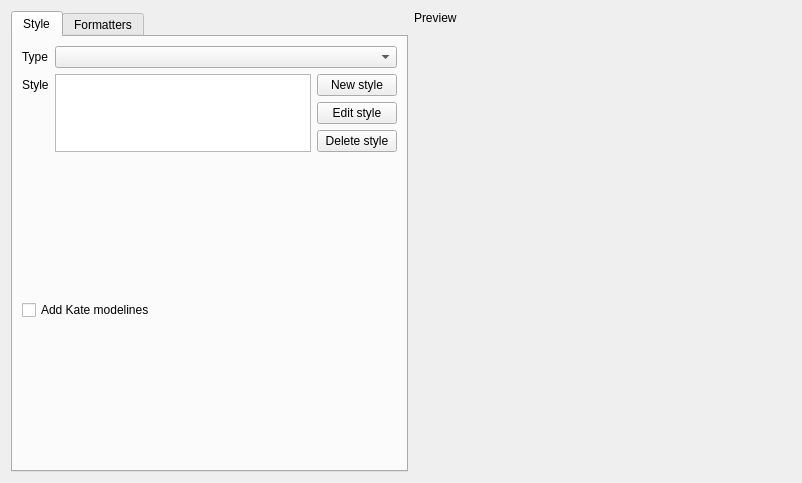
Old version of the form plugins/sourceformatter/sourceformattersettings.ui in the repository KDE/kdevelop.
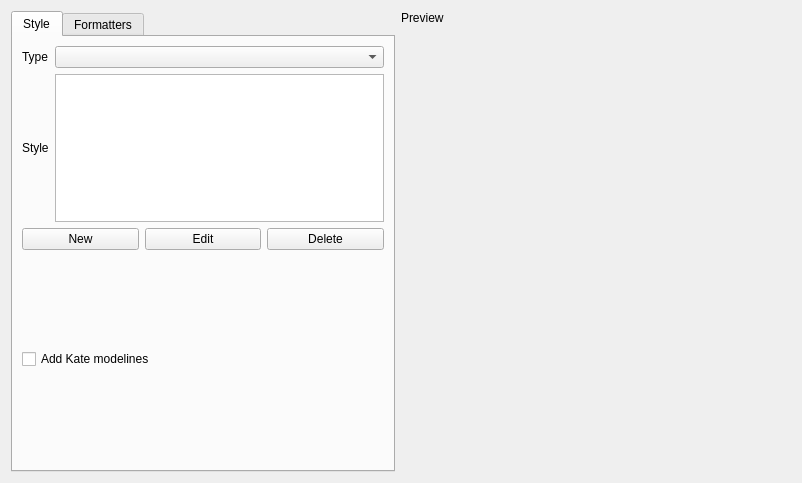
New version of the form. Custom widgets are drawn as their Qt base class.

Commit message: A few small fixes for the settings dialog

Diff of the .ui file:
```diff
--- a/plugins/sourceformatter/sourceformattersettings.ui
+++ b/plugins/sourceformatter/sourceformattersettings.ui
@@ -15,6 +15,12 @@
   <layout class="QHBoxLayout" name="horizontalLayout_2" >
    <item>
     <widget class="KTabWidget" name="tabWidget" >
+     <property name="sizePolicy" >
+      <sizepolicy vsizetype="Expanding" hsizetype="Preferred" >
+       <horstretch>0</horstretch>
+       <verstretch>0</verstretch>
+      </sizepolicy>
+     </property>
      <property name="currentIndex" >
       <number>0</number>
      </property>
@@ -23,7 +29,7 @@
        <rect>
         <x>0</x>
         <y>0</y>
-        <width>407</width>
+        <width>366</width>
         <height>444</height>
        </rect>
       </property>
@@ -40,37 +46,61 @@
            </property>
           </widget>
          </item>
-         <item row="0" column="1" colspan="2" >
-          <widget class="KComboBox" name="cbLanguagesStyle" />
-         </item>
          <item row="1" column="0" >
           <widget class="QLabel" name="label_2" >
+           <property name="sizePolicy" >
+            <sizepolicy vsizetype="Preferred" hsizetype="Minimum" >
+             <horstretch>0</horstretch>
+             <verstretch>0</verstretch>
+            </sizepolicy>
+           </property>
            <property name="text" >
             <string>Style</string>
            </property>
           </widget>
          </item>
-         <item rowspan="3" row="1" column="1" >
-          <widget class="KListWidget" name="listStyles" />
+         <item row="1" column="1" >
+          <widget class="KListWidget" name="listStyles" >
+           <property name="sizePolicy" >
+            <sizepolicy vsizetype="Expanding" hsizetype="Preferred" >
+             <horstretch>0</horstretch>
+             <verstretch>0</verstretch>
+            </sizepolicy>
+           </property>
+          </widget>
          </item>
-         <item row="1" column="2" >
+         <item row="2" column="0" colspan="2" >
+          <layout class="QHBoxLayout" name="horizontalLayout" >
+           <item>
           <widget class="KPushButton" name="btnNewStyle" >
            <property name="text" >
-            <string>New style</string>
+              <string>New</string>
            </property>
           </widget>
          </item>
-         <item row="2" column="2" >
+           <item>
           <widget class="KPushButton" name="btnEditStyle" >
            <property name="text" >
-            <string>Edit style</string>
+              <string>Edit</string>
            </property>
           </widget>
          </item>
-         <item row="3" column="2" >
+           <item>
           <widget class="KPushButton" name="btnDelStyle" >
            <property name="text" >
-            <string>Delete style</string>
+              <string>Delete</string>
+             </property>
+            </widget>
+           </item>
+          </layout>
+         </item>
+         <item row="0" column="1" >
+          <widget class="KComboBox" name="cbLanguagesStyle" >
+           <property name="sizePolicy" >
+            <sizepolicy vsizetype="Fixed" hsizetype="Expanding" >
+             <horstretch>0</horstretch>
+             <verstretch>0</verstretch>
+            </sizepolicy>
            </property>
           </widget>
          </item>
@@ -214,6 +244,12 @@
          <verstretch>0</verstretch>
         </sizepolicy>
        </property>
+       <property name="minimumSize" >
+        <size>
+         <width>200</width>
+         <height>0</height>
+        </size>
+       </property>
       </widget>
      </item>
     </layout>
```
Left out of the diff: 8 changed lines with no effect on the pictures. Lines whose indentation alone changed are shown as unchanged. The commit also changes 3 other files.
